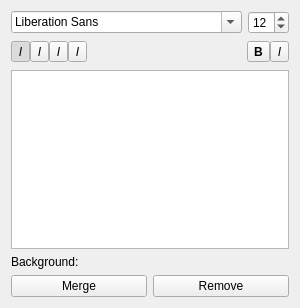
Above: src/client/ui/textsettings.ui from drawpile/Drawpile before the change. Below: the same form after it.
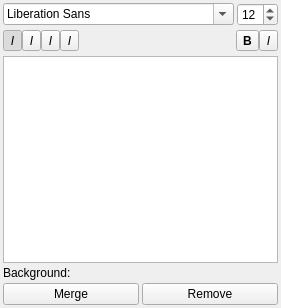
That is the form after the change. Icons and pictures are not drawn. Custom widgets are drawn as their Qt base class.

Patch:
```diff
--- a/src/client/ui/textsettings.ui
+++ b/src/client/ui/textsettings.ui
@@ -14,6 +14,21 @@
    <string>Annotation settings</string>
   </property>
   <layout class="QVBoxLayout" name="verticalLayout">
+   <property name="spacing">
+    <number>3</number>
+   </property>
+   <property name="leftMargin">
+    <number>3</number>
+   </property>
+   <property name="topMargin">
+    <number>3</number>
+   </property>
+   <property name="rightMargin">
+    <number>3</number>
+   </property>
+   <property name="bottomMargin">
+    <number>3</number>
+   </property>
    <item>
     <layout class="QHBoxLayout" name="horizontalLayout_2">
      <item>
```
